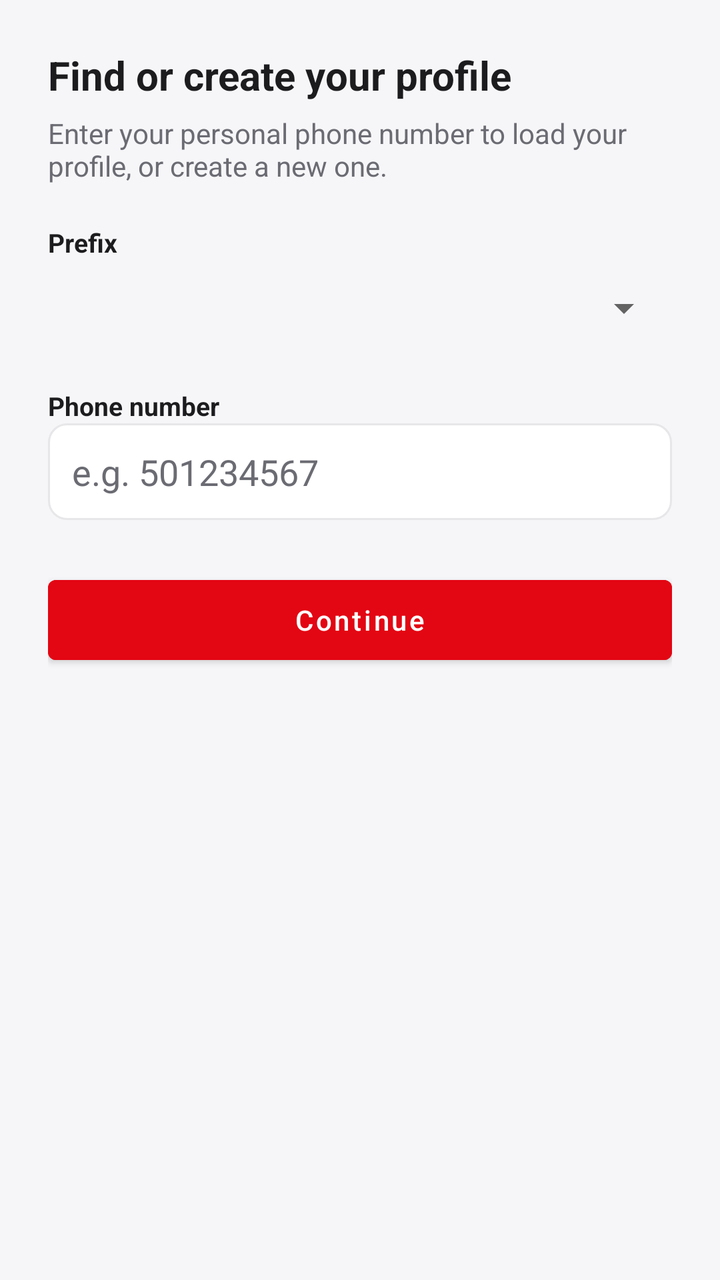
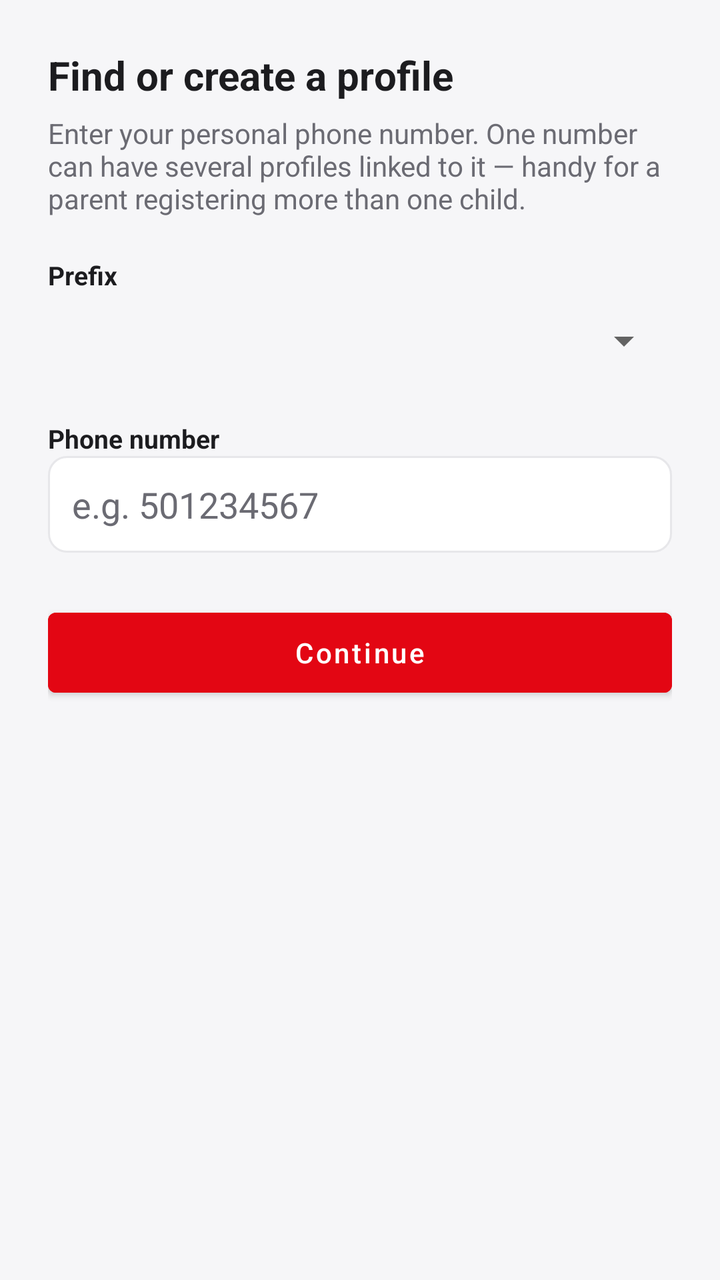

Two renders of the same Android screen: before a commit and after it. Below are the layout's source before the change and the commit's diff.
<!-- AndroidManifest.xml: application theme Theme.LmaKickboxing -->
<!-- res/layout/activity_lookup.xml -->
<?xml version="1.0" encoding="utf-8"?>
<ScrollView xmlns:android="http://schemas.android.com/apk/res/android"
    android:layout_width="match_parent"
    android:layout_height="match_parent"
    android:background="@color/bg">

    <LinearLayout
        android:layout_width="match_parent"
        android:layout_height="wrap_content"
        android:orientation="vertical"
        android:padding="24dp">

        <TextView
            android:layout_width="wrap_content"
            android:layout_height="wrap_content"
            android:text="Find or create your profile"
            android:textColor="@color/ink"
            android:textSize="20sp"
            android:textStyle="bold" />

        <TextView
            android:layout_width="match_parent"
            android:layout_height="wrap_content"
            android:layout_marginTop="6dp"
            android:layout_marginBottom="20dp"
            android:text="Enter your personal phone number to load your profile, or create a new one."
            android:textColor="@color/muted"
            android:textSize="14sp" />

        <TextView
            android:layout_width="wrap_content"
            android:layout_height="wrap_content"
            android:text="Prefix"
            android:textColor="@color/ink"
            android:textStyle="bold"
            android:textSize="13sp" />

        <Spinner
            android:id="@+id/spinnerPrefix"
            android:layout_width="match_parent"
            android:layout_height="48dp"
            android:layout_marginBottom="16dp" />

        <TextView
            android:layout_width="wrap_content"
            android:layout_height="wrap_content"
            android:text="Phone number"
            android:textColor="@color/ink"
            android:textStyle="bold"
            android:textSize="13sp" />

        <EditText
            android:id="@+id/editPhoneNumber"
            android:layout_width="match_parent"
            android:layout_height="wrap_content"
            android:layout_marginBottom="24dp"
            android:background="@drawable/bg_input"
            android:hint="e.g. 501234567"
            android:inputType="phone"
            android:padding="12dp"
            android:textColor="@color/ink"
            android:textColorHint="@color/muted" />

        <Button
            android:id="@+id/btnContinue"
            style="@style/Widget.MaterialComponents.Button"
            android:layout_width="match_parent"
            android:layout_height="52dp"
            android:backgroundTint="@color/red"
            android:text="Continue"
            android:textAllCaps="false" />

    </LinearLayout>
</ScrollView>
<!-- resources referenced by this layout -->
<resources>
  <color name="bg">#F6F6F8</color>
  <color name="ink">#1C1C1F</color>
  <color name="muted">#6B6B73</color>
  <color name="red">#E30613</color>
  <!-- drawable bg_input (drawable) -->
  <?xml version="1.0" encoding="utf-8"?>
  <shape xmlns:android="http://schemas.android.com/apk/res/android">
      <solid android:color="@color/white" />
      <corners android:radius="9dp" />
      <stroke android:width="1dp" android:color="@color/line" />
  </shape>
  <style name="Theme.LmaKickboxing" parent="Theme.MaterialComponents.Light.NoActionBar">
          
          <item name="android:textColorPrimary">@color/ink</item>
          <item name="android:textColor">@color/ink</item>
          <item name="colorPrimary">@color/red</item>
          <item name="colorPrimaryDark">@color/black</item>
          <item name="colorAccent">@color/red</item>
          <item name="android:windowBackground">@color/bg</item>
          <item name="android:statusBarColor" tools:targetApi="21">@color/black</item>
      </style>
  <color name="white">#FFFFFF</color>
  <color name="line">#E7E7EA</color>
  <color name="black">#111113</color>
</resources>

<!-- the commit's change to res/layout/activity_lookup.xml (unified diff, before → after) -->
@@ -13,7 +13,7 @@
         <TextView
             android:layout_width="wrap_content"
             android:layout_height="wrap_content"
-            android:text="Find or create your profile"
+            android:text="Find or create a profile"
             android:textColor="@color/ink"
             android:textSize="20sp"
             android:textStyle="bold" />
@@ -23,7 +23,7 @@
             android:layout_height="wrap_content"
             android:layout_marginTop="6dp"
             android:layout_marginBottom="20dp"
-            android:text="Enter your personal phone number to load your profile, or create a new one."
+            android:text="Enter your personal phone number. One number can have several profiles linked to it — handy for a parent registering more than one child."
             android:textColor="@color/muted"
             android:textSize="14sp" />
 
